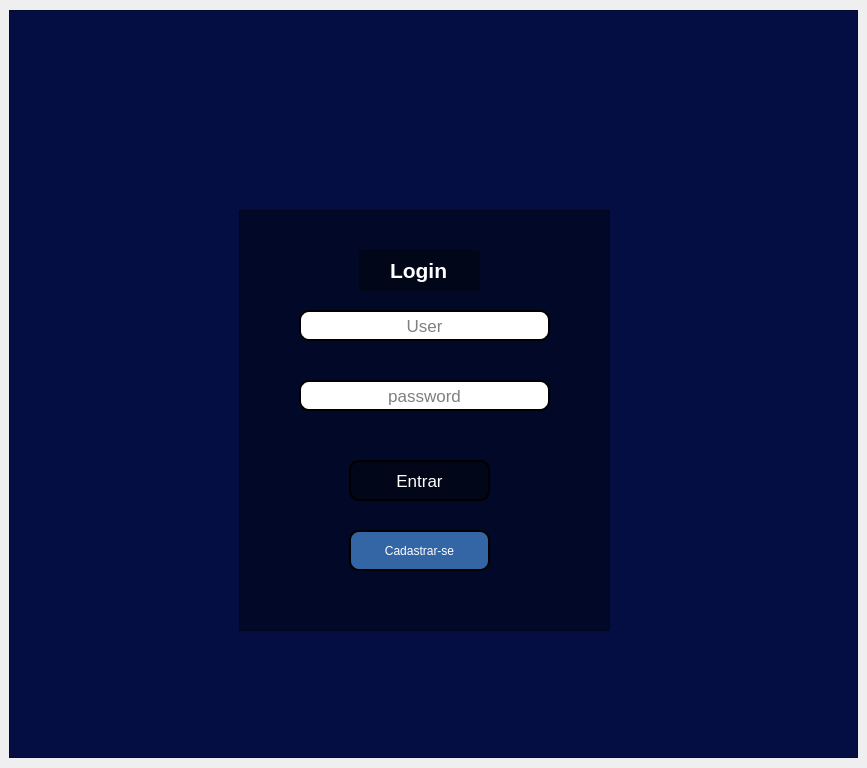
Qt form Telas/tela_login.ui (David-Marcoss/POO2_Trabalho) before a commit.
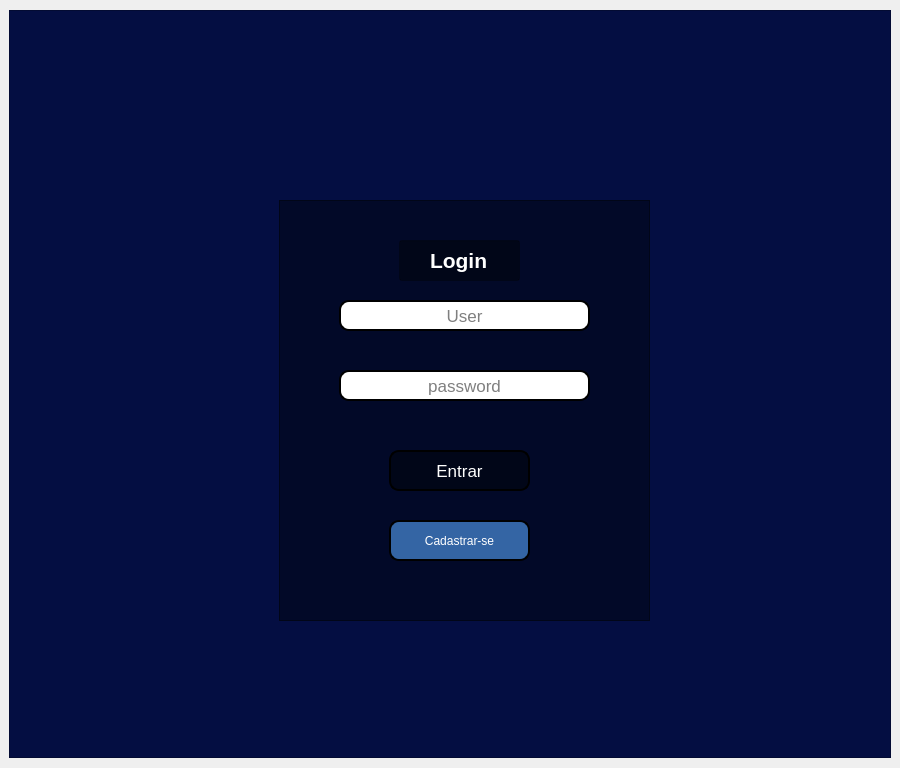
The same form after that commit. Icons and pictures are not drawn.

Commit message: - implementação das telas e funcionalidades do sistema

```diff
--- a/Telas/tela_login.ui
+++ b/Telas/tela_login.ui
@@ -6,7 +6,7 @@
    <rect>
     <x>0</x>
     <y>0</y>
-    <width>867</width>
+    <width>900</width>
     <height>768</height>
    </rect>
   </property>
@@ -48,8 +48,8 @@
       <widget class="QFrame" name="frame_2">
        <property name="geometry">
         <rect>
-         <x>230</x>
-         <y>200</y>
+         <x>270</x>
+         <y>190</y>
          <width>371</width>
          <height>421</height>
         </rect>
@@ -225,8 +225,8 @@
       <widget class="QLabel" name="label">
        <property name="geometry">
         <rect>
-         <x>330</x>
-         <y>90</y>
+         <x>370</x>
+         <y>80</y>
          <width>151</width>
          <height>131</height>
         </rect>
```
Left out of the diff: 3 changed lines with no effect on the pictures. The commit also changes 32 other files.
